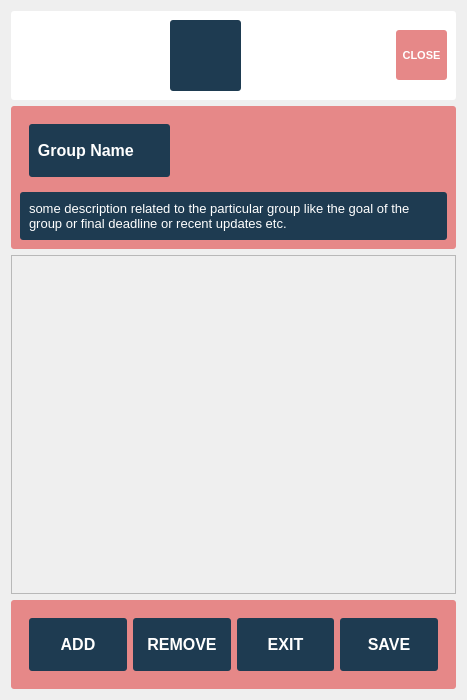
ashutosh7561/team-management, file production/view/chat_details.ui: the form before one commit.
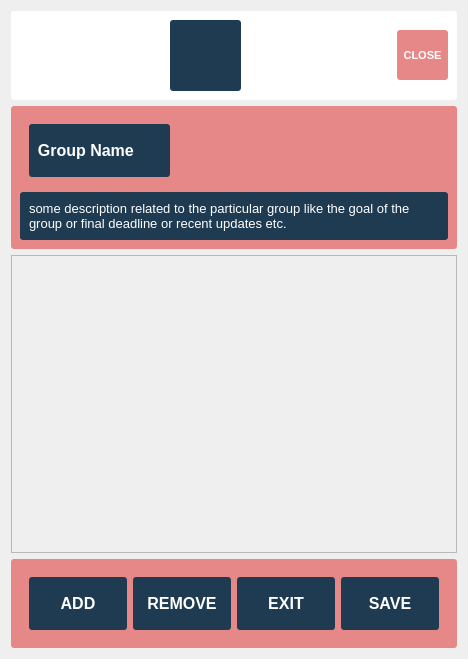
The form after the commit. Icons and pictures are not drawn.

Diff of the .ui file:
```diff
--- a/production/view/chat_details.ui
+++ b/production/view/chat_details.ui
@@ -6,8 +6,8 @@
    <rect>
     <x>0</x>
     <y>0</y>
-    <width>467</width>
-    <height>700</height>
+    <width>468</width>
+    <height>659</height>
    </rect>
   </property>
   <property name="sizePolicy">
@@ -271,8 +271,8 @@
        <rect>
         <x>0</x>
         <y>0</y>
-        <width>443</width>
-        <height>284</height>
+        <width>444</width>
+        <height>243</height>
        </rect>
       </property>
      </widget>
```
Left out of the diff: 4 changed lines with no effect on the pictures.
